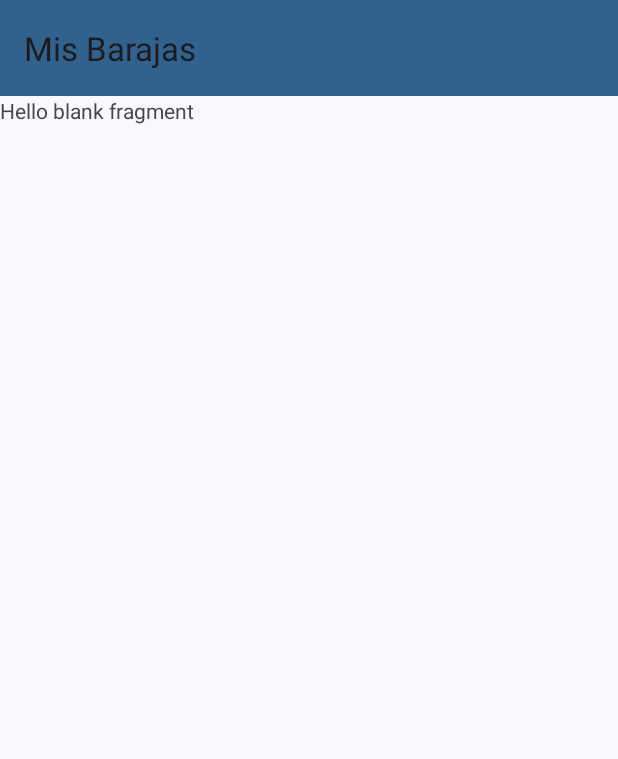
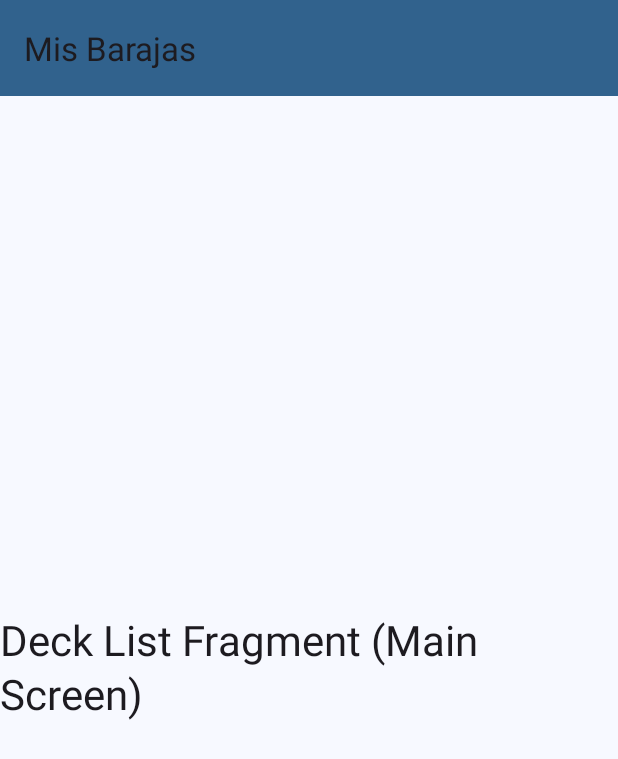
Before and after one commit to lmendezrodriguez/pfc-dam-kairoscope, an Android app: the DeckListFragment screen opened directly, with no data from a screen before it, on a phone screen of 412 x 824 dp. Shown: the top 759 px of the screen. Run offline under Robolectric (Android 15) with nearby library versions, the phone set to English and light mode, and no system bars; our stand-ins replace Firebase (no records; nobody signed in at launch, a user with empty details on screens opened directly), navigation-ui.

Commit message:
week2: add DeckList screen layout and implements DeckListFragment to display UI

```diff
--- a/android_app/app/src/main/java/com/lmr/kairoscope/view/fragment/DeckListFragment.java
+++ b/android_app/app/src/main/java/com/lmr/kairoscope/view/fragment/DeckListFragment.java
@@ -1,66 +1,36 @@
 package com.lmr.kairoscope.view.fragment;
 
 import android.os.Bundle;
-
-import androidx.fragment.app.Fragment;
-
 import android.view.LayoutInflater;
 import android.view.View;
 import android.view.ViewGroup;
+import androidx.annotation.NonNull;
+import androidx.annotation.Nullable;
+import androidx.fragment.app.Fragment;
 
-import com.lmr.kairoscope.R;
+import com.lmr.kairoscope.R; // Importa la clase R para poder referenciar tus layouts
 
-/**
- * A simple {@link Fragment} subclass.
- * Use the {@link DeckListFragment#newInstance} factory method to
- * create an instance of this fragment.
- */
 public class DeckListFragment extends Fragment {
 
-    // TODO: Rename parameter arguments, choose names that match
-    // the fragment initialization parameters, e.g. ARG_ITEM_NUMBER
-    private static final String ARG_PARAM1 = "param1";
-    private static final String ARG_PARAM2 = "param2";
+    // En pasos futuros, aquí declararemos referencias a elementos UI (EditText, Button)
+    // y a nuestro AuthViewModel.
 
-    // TODO: Rename and change types of parameters
-    private String mParam1;
-    private String mParam2;
+    // El método onCreateView es donde inflamos el layout XML del fragmento
+    @Override
+    public View onCreateView(@NonNull LayoutInflater inflater, @Nullable ViewGroup container, @Nullable Bundle savedInstanceState) {
+        // Inflate the layout for this fragment
+        // R.layout.fragment_login hace referencia al archivo XML que creaste antes
+        View view = inflater.inflate(R.layout.fragment_deck_list, container, false);
 
-    public DeckListFragment() {
-        // Required empty public constructor
+        // Aquí es donde normalmente encontrarías referencias a los elementos de UI
+        // usando view.findViewById(R.id.alguna_id_en_el_layout);
+        // Por ahora, lo dejamos simple.
+
+        // Aquí también inicializarías tu ViewModel y empezarías a observar LiveData
+
+        return view; // Devolvemos la vista inflada
     }
 
-    /**
-     * Use this factory method to create a new instance of
-     * this fragment using the provided parameters.
-     *
-     * @param param1 Parameter 1.
-     * @param param2 Parameter 2.
-     * @return A new instance of fragment DeckListFragment.
-     */
-    // TODO: Rename and change types and number of parameters
-    public static DeckListFragment newInstance(String param1, String param2) {
-        DeckListFragment fragment = new DeckListFragment();
-        Bundle args = new Bundle();
-        args.putString(ARG_PARAM1, param1);
-        args.putString(ARG_PARAM2, param2);
-        fragment.setArguments(args);
-        return fragment;
-    }
-
-    @Override
-    public void onCreate(Bundle savedInstanceState) {
-        super.onCreate(savedInstanceState);
-        if (getArguments() != null) {
-            mParam1 = getArguments().getString(ARG_PARAM1);
-            mParam2 = getArguments().getString(ARG_PARAM2);
-        }
-    }
-
-    @Override
-    public View onCreateView(LayoutInflater inflater, ViewGroup container,
-                             Bundle savedInstanceState) {
-        // Inflate the layout for this fragment
-        return inflater.inflate(R.layout.fragment_deck_list, container, false);
-    }
+    // Otros métodos de ciclo de vida del fragmento (como onViewCreated, onActivityCreated, etc.)
+    // se pueden añadir aquí si son necesarios para tareas específicas.
 }
--- a/android_app/app/src/main/res/layout/fragment_deck_list.xml
+++ b/android_app/app/src/main/res/layout/fragment_deck_list.xml
@@ -1,14 +1,20 @@
 <?xml version="1.0" encoding="utf-8"?>
-<FrameLayout xmlns:android="http://schemas.android.com/apk/res/android"
+<androidx.constraintlayout.widget.ConstraintLayout
+    xmlns:android="http://schemas.android.com/apk/res/android"
+    xmlns:app="http://schemas.android.com/apk/res-auto"
     xmlns:tools="http://schemas.android.com/tools"
     android:layout_width="match_parent"
     android:layout_height="match_parent"
-    tools:context=".view.fragment.DeckListFragment">
+    tools:context=".view.fragment.DeckListFragment" >
 
-    <!-- TODO: Update blank fragment layout -->
     <TextView
-        android:layout_width="match_parent"
-        android:layout_height="match_parent"
-        android:text="@string/hello_blank_fragment" />
+        android:layout_width="wrap_content"
+        android:layout_height="wrap_content"
+        android:text="Deck List Fragment (Main Screen)"
+        android:textAppearance="@style/TextAppearance.Material3.HeadlineMedium"
+        app:layout_constraintTop_toTopOf="parent"
+        app:layout_constraintBottom_toBottomOf="parent"
+        app:layout_constraintStart_toStartOf="parent"
+        app:layout_constraintEnd_toEndOf="parent"/>
 
-</FrameLayout>
+</androidx.constraintlayout.widget.ConstraintLayout>
```
